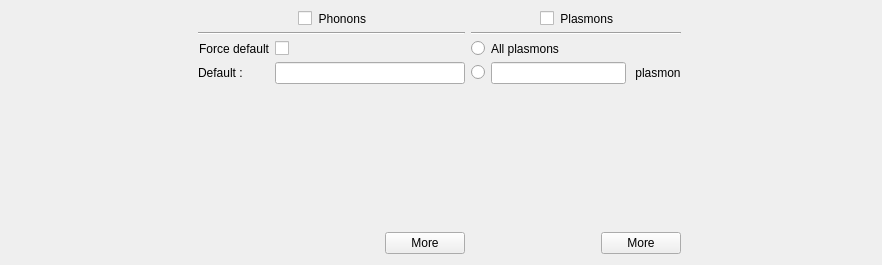
Before: the Qt Designer form src/gui/frames/inelasticframe.ui in JJPPeters/clTEM, drawn with Qt 5.
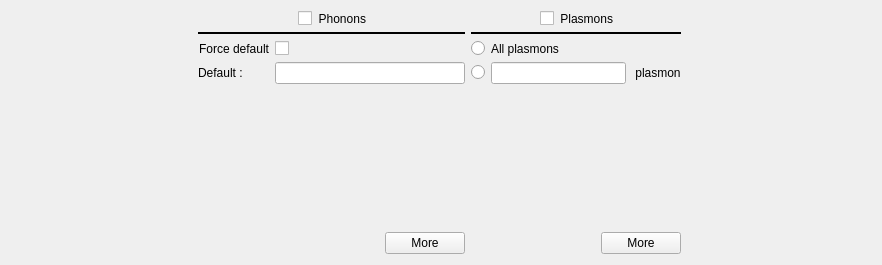
After: the same form once the commit is applied. Custom widgets are drawn as their Qt base class.

Patch:
```diff
--- a/src/gui/frames/inelasticframe.ui
+++ b/src/gui/frames/inelasticframe.ui
@@ -154,6 +154,12 @@
    </item>
    <item row="1" column="3" colspan="2">
     <widget class="Line" name="line_2">
+     <property name="frameShadow">
+      <enum>QFrame::Plain</enum>
+     </property>
+     <property name="lineWidth">
+      <number>2</number>
+     </property>
      <property name="orientation">
       <enum>Qt::Horizontal</enum>
      </property>
@@ -284,6 +290,12 @@
    </item>
    <item row="1" column="1" colspan="2">
     <widget class="Line" name="line">
+     <property name="frameShadow">
+      <enum>QFrame::Plain</enum>
+     </property>
+     <property name="lineWidth">
+      <number>2</number>
+     </property>
      <property name="orientation">
       <enum>Qt::Horizontal</enum>
      </property>
```
